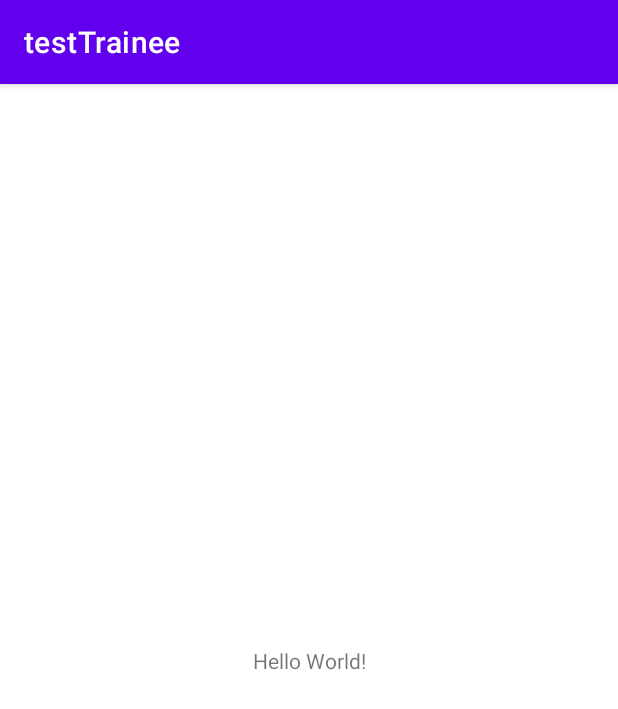
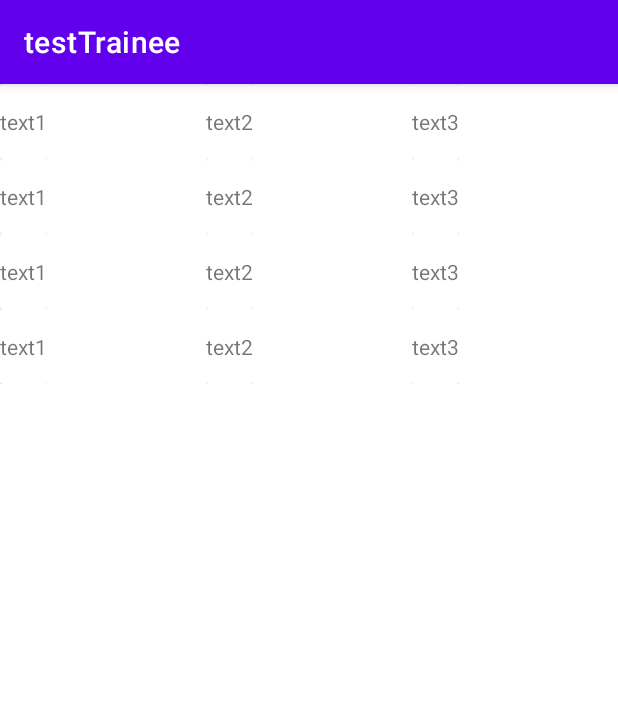
Before and after one commit to lordix342/testTrainee, an Android app: the screen it shows after launch (MainActivity), on a phone screen of 412 x 824 dp. Shown: the top 709 px of the screen. Run offline under Robolectric (Android 15) with nearby library versions, the phone set to English and light mode, and no system bars.

Commit message:
recycler + adapter

```diff
--- /dev/null
+++ b/app/src/main/java/com/pride/testtrainee/ClickListener.kt
@@ -0,0 +1,5 @@
+package com.pride.testtrainee
+
+interface ClickListener {
+    fun onClick(text: String)
+}
--- /dev/null
+++ b/app/src/main/java/com/pride/testtrainee/GifList.kt
@@ -0,0 +1,40 @@
+package com.pride.testtrainee
+
+import android.os.Bundle
+import androidx.fragment.app.Fragment
+import android.view.LayoutInflater
+import android.view.View
+import android.view.ViewGroup
+import android.widget.Toast
+import androidx.recyclerview.widget.GridLayoutManager
+import androidx.recyclerview.widget.LinearLayoutManager
+import androidx.recyclerview.widget.RecyclerView
+import com.pride.testtrainee.databinding.FragmentGifListBinding
+
+
+class GifList : Fragment(), ClickListener {
+private lateinit var binding : FragmentGifListBinding
+    private var adapter = ListAdapter(this)
+
+    override fun onCreateView(
+        inflater: LayoutInflater, container: ViewGroup?,
+        savedInstanceState: Bundle?
+    ): View {
+        binding = FragmentGifListBinding.inflate(inflater)
+        return binding.root
+    }
+
+    override fun onViewCreated(view: View, savedInstanceState: Bundle?) {
+        super.onViewCreated(view, savedInstanceState)
+        val listText = arrayListOf("text1","text2","text3","text1","text2","text3","text1","text2","text3","text1","text2","text3")
+        adapter.setData(listText)
+        binding.rcView.adapter = adapter
+        binding.rcView.layoutManager = GridLayoutManager(
+            requireContext(), 3
+        )
+    }
+
+    override fun onClick(text: String) {
+        Toast.makeText(requireContext(), text, Toast.LENGTH_SHORT).show()
+    }
+}
--- /dev/null
+++ b/app/src/main/java/com/pride/testtrainee/ListAdapter.kt
@@ -0,0 +1,46 @@
+package com.pride.testtrainee
+
+import android.annotation.SuppressLint
+import android.view.LayoutInflater
+import android.view.View
+import android.view.ViewGroup
+import androidx.recyclerview.widget.RecyclerView
+import com.pride.testtrainee.databinding.GifForListBinding
+
+class ListAdapter(private val clickListener: ClickListener) :
+    RecyclerView.Adapter<ListAdapter.ListHolder>() {
+
+    private var list = ArrayList<String>()
+
+    class ListHolder(item: View) : RecyclerView.ViewHolder(item) {
+
+        private val binding = GifForListBinding.bind(itemView)
+        fun bind(text: String, clickListener: ClickListener) = with(binding) {
+            textView.text = text
+            binding.card.setOnClickListener {
+                clickListener.onClick(text)
+            }
+        }
+    }
+
+    override fun onCreateViewHolder(parent: ViewGroup, viewType: Int): ListHolder {
+        return ListHolder(
+            LayoutInflater.from(parent.context).inflate(R.layout.gif_for_list, parent, false)
+        )
+    }
+
+    override fun getItemCount(): Int {
+        return list.size
+    }
+
+    override fun onBindViewHolder(holder: ListHolder, position: Int) {
+        holder.bind(list[position], clickListener)
+    }
+
+    @SuppressLint("NotifyDataSetChanged")
+    fun setData(newList: ArrayList<String>) {
+        list.clear()
+        list.addAll(newList)
+        notifyDataSetChanged()
+    }
+}
--- a/app/src/main/res/layout/activity_main.xml
+++ b/app/src/main/res/layout/activity_main.xml
@@ -6,13 +6,15 @@
     android:layout_height="match_parent"
     tools:context=".MainActivity">
 
-    <TextView
-        android:layout_width="wrap_content"
-        android:layout_height="wrap_content"
-        android:text="Hello World!"
+    <androidx.fragment.app.FragmentContainerView
+        android:id="@+id/fragmentContainerView"
+        android:name="androidx.navigation.fragment.NavHostFragment"
+        android:layout_width="match_parent"
+        android:layout_height="match_parent"
+        app:defaultNavHost="true"
         app:layout_constraintBottom_toBottomOf="parent"
         app:layout_constraintEnd_toEndOf="parent"
         app:layout_constraintStart_toStartOf="parent"
-        app:layout_constraintTop_toTopOf="parent" />
-
+        app:layout_constraintTop_toTopOf="parent"
+        app:navGraph="@navigation/nav_graph" />
 </androidx.constraintlayout.widget.ConstraintLayout>
--- /dev/null
+++ b/app/src/main/res/layout/fragment_gif_list.xml
@@ -0,0 +1,12 @@
+<?xml version="1.0" encoding="utf-8"?>
+<FrameLayout xmlns:android="http://schemas.android.com/apk/res/android"
+    xmlns:tools="http://schemas.android.com/tools"
+    android:layout_width="match_parent"
+    android:layout_height="match_parent"
+    tools:context=".GifList">
+
+    <androidx.recyclerview.widget.RecyclerView
+        android:id="@+id/rcView"
+        android:layout_width="match_parent"
+        android:layout_height="match_parent" />
+</FrameLayout>
--- /dev/null
+++ b/app/src/main/res/layout/gif_for_list.xml
@@ -0,0 +1,24 @@
+<?xml version="1.0" encoding="utf-8"?>
+<androidx.constraintlayout.widget.ConstraintLayout xmlns:android="http://schemas.android.com/apk/res/android"
+    xmlns:app="http://schemas.android.com/apk/res-auto"
+    android:layout_width="wrap_content"
+    android:layout_height="wrap_content">
+
+    <androidx.cardview.widget.CardView
+        android:id="@+id/card"
+        android:layout_width="wrap_content"
+        android:layout_height="wrap_content"
+        app:layout_constraintBottom_toBottomOf="parent"
+        app:layout_constraintEnd_toEndOf="parent"
+        app:layout_constraintStart_toStartOf="parent"
+        app:layout_constraintTop_toTopOf="parent"
+        app:layout_constraintVertical_bias="0.0">
+
+        <TextView
+            android:id="@+id/textView"
+            android:layout_width="wrap_content"
+            android:layout_height="50dp"
+            android:gravity="center"
+            android:text="TextView" />
+    </androidx.cardview.widget.CardView>
+</androidx.constraintlayout.widget.ConstraintLayout>
--- /dev/null
+++ b/app/src/main/res/navigation/nav_graph.xml
@@ -0,0 +1,22 @@
+<?xml version="1.0" encoding="utf-8"?>
+<navigation xmlns:android="http://schemas.android.com/apk/res/android"
+    xmlns:app="http://schemas.android.com/apk/res-auto"
+    xmlns:tools="http://schemas.android.com/tools"
+    android:id="@+id/nav_graph"
+    app:startDestination="@id/gifList">
+
+    <fragment
+        android:id="@+id/gifList"
+        android:name="com.pride.testtrainee.GifList"
+        android:label="fragment_gif_list"
+        tools:layout="@layout/fragment_gif_list" >
+        <action
+            android:id="@+id/action_gifList_to_selectGif"
+            app:destination="@id/selectGif" />
+    </fragment>
+    <fragment
+        android:id="@+id/selectGif"
+        android:name="com.pride.testtrainee.SelectGif"
+        android:label="fragment_select_gif"
+        tools:layout="@layout/fragment_select_gif" />
+</navigation>
--- a/app/src/main/res/values/strings.xml
+++ b/app/src/main/res/values/strings.xml
@@ -1,3 +1,5 @@
 <resources>
     <string name="app_name">testTrainee</string>
+    <!-- TODO: Remove or change this placeholder text -->
+    <string name="hello_blank_fragment">Hello blank fragment</string>
 </resources>
```
Also changed, not shown: app/build.gradle (+7 -2 lines), app/src/main/java/com/pride/testtrainee/SelectGif.kt (added, +59 -0 lines), app/src/main/res/layout/fragment_select_gif.xml (added, +14 -0 lines), build.gradle (+7 -0 lines).
